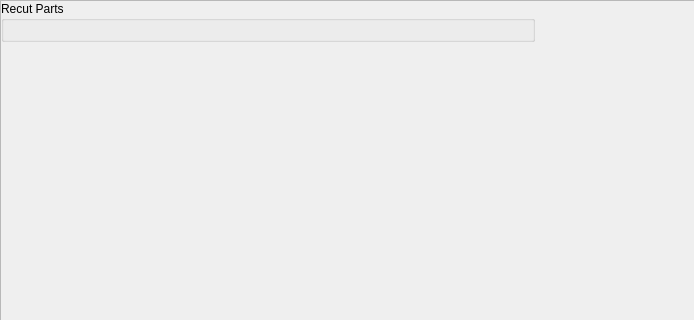
Before: the Qt Designer form ui/widgets/workspace_widget.ui in TheCodingJsoftware/Invigo, drawn with Qt 5; both pictures show x 0 to 694 and y 0 to 320 of the 1075 by 753 pixel window.
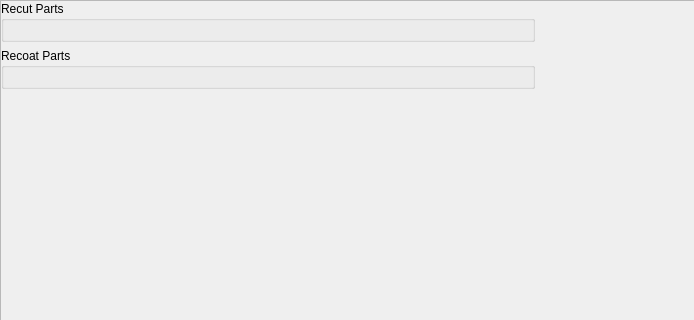
After: the same form once the commit is applied.

The edit to the form file:
```diff
--- a/ui/widgets/workspace_widget.ui
+++ b/ui/widgets/workspace_widget.ui
@@ -75,7 +75,7 @@
                  <number>0</number>
                 </property>
                 <item>
-                 <layout class="QVBoxLayout" name="verticalLayout_4" stretch="0,0,1">
+                 <layout class="QVBoxLayout" name="verticalLayout_4" stretch="0,0,0,1">
                   <item>
                    <widget class="QGroupBox" name="recut_parts_widget">
                     <property name="title">
@@ -88,6 +88,18 @@
                     </layout>
                    </widget>
                   </item>
+                  <item>
+                   <widget class="QGroupBox" name="recoat_parts_widget">
+                    <property name="title">
+                     <string>Recoat Parts</string>
+                    </property>
+                    <layout class="QVBoxLayout" name="verticalLayout_6">
+                     <item>
+                      <layout class="QVBoxLayout" name="recoat_parts_layout"/>
+                     </item>
+                    </layout>
+                   </widget>
+                  </item>
                   <item>
                    <layout class="QVBoxLayout" name="parts_layout"/>
                   </item>
```
